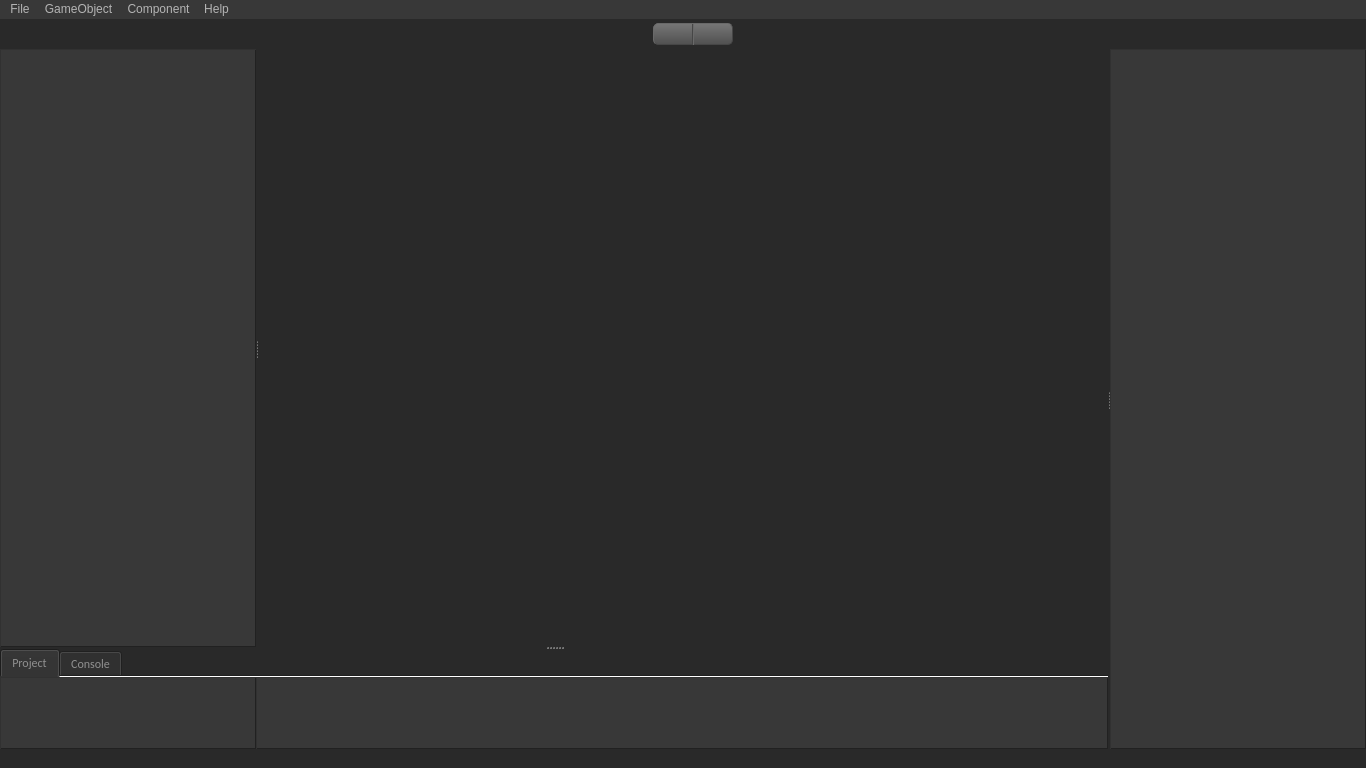
PanosK92/SpartanEngine, file Editor/editor.ui: the form before one commit.
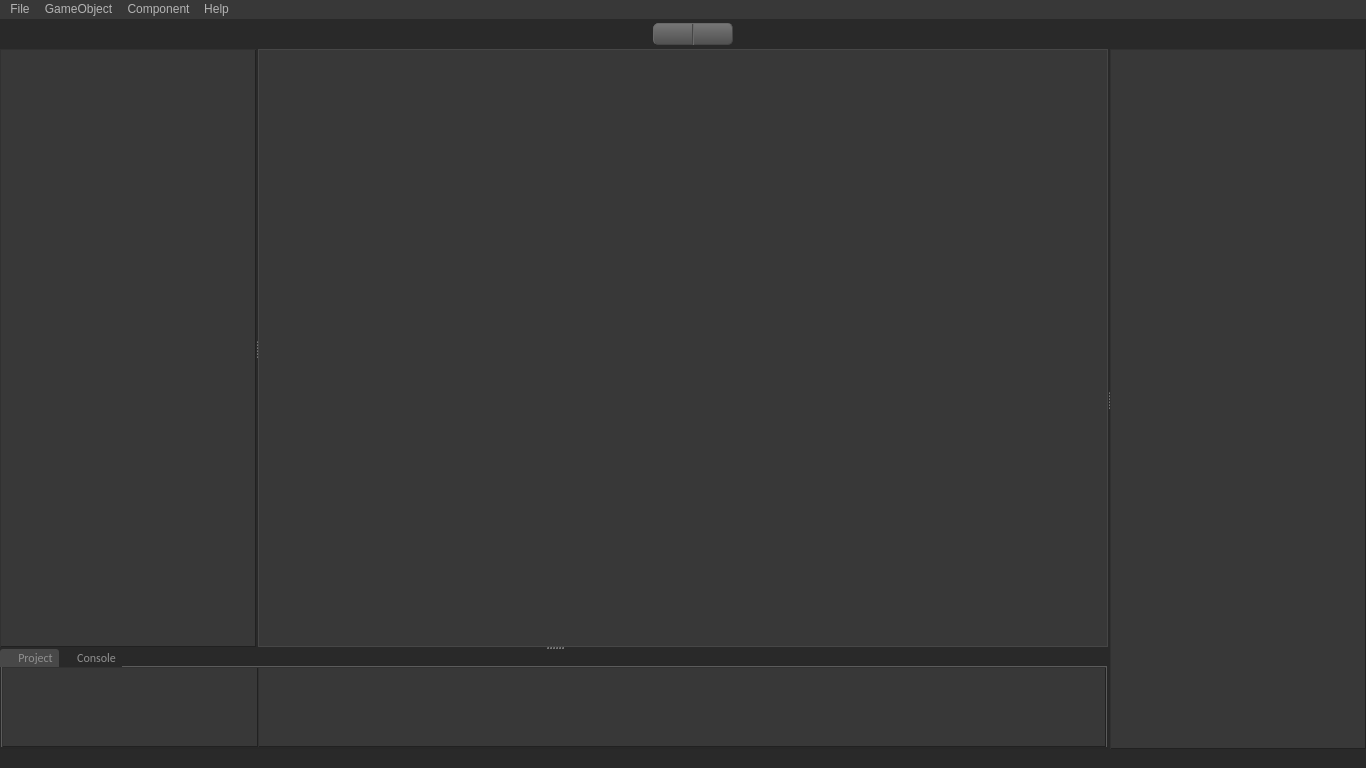
The form after the commit. The open tabs and pages were chosen to show the change. Icons and pictures are not drawn. Custom widgets are drawn as their Qt base class.

Diff of the .ui file:
```diff
--- a/Editor/editor.ui
+++ b/Editor/editor.ui
@@ -243,13 +243,130 @@
 	padding: 0px;
 }
 
-QDirectus3DWidget
+Directus3DWidget 
 {
+	background-color: #909090;
+}
+
+/*= TAB ====================================================================================*/
+QTabWidget
+{
 	background-color: #383838;
 	border-style: outset;
-	border-color: black;
 }
 
+ /* The tab widget frame */
+QTabWidget::pane
+{  
+
+}
+
+/* Project */
+QTabBar::tab:first
+{
+	background-image: url(:/Images/tabProject.png);
+}
+
+/* Console */
+QTabBar::tab:last
+{
+	background-image: url(:/Images/tabConsole.png);
+}
+
+QTabBar::tab
+{	
+	background-repeat: no-repeat;
+	background-position: left;
+
+	border-color: #464646;
+	border-style: none;
+	border-top-left-radius: 3px;
+	border-top-right-radius: 3px;
+	border-bottom-width: 0px;
+
+	min-width: 3.5em;
+	min-height: 1.3em;
+
+	padding-top: 1px;
+	padding-bottom: 1px;
+	padding-left: 18px;
+	padding-right: 6px;
+}
+
+QTabBar::tab:selected
+{
+	background-color: #484848;	
+}
+/*========================================================================================*/
+
+/*= MENU ===================================================================================*/
+QMenuBar
+{
+	color: #B4B4B4;
+	background-color: #383838;
+	padding: 0px;
+}
+
+QMenu::item
+{
+	color: #909090;
+	background-color: #383838;
+}
+
+QMenu::item:selected
+{
+	color:  #EDEDED;
+	background-color:#484848;
+}
+
+QMenuBar::item:pressed 
+{
+    color:  black;
+	background-color:#484848;
+}
+/*========================================================================================*/
+
+/*= TREES ==================================================================================*/
+QTreeWidget
+{
+	background-color: #383838;
+	border-style: solid;
+}
+
+QTreeView
+{
+	background-color: #383838;
+	border-style: outset;
+}
+/*========================================================================================*/
+
+/*= LISTS ===================================================================================*/
+QListWidget
+{
+	color: #383838;
+	background-color: #383838;
+	border-style: outset;
+}
+
+QListView
+{
+	background-color: #383838;
+	border-style: outset;
+}
+
+QListView::item 
+{
+	color: #909090;				
+    background:  #383838;
+}
+
+QListView::item:alternate 
+{
+	color: #909090;				
+    background:  #484848;
+}
+/*========================================================================================*/
+
 /*= SCROLLBAR - VERTICAL ========================================================================*/
 QScrollBar:vertical 
 {
@@ -320,126 +437,6 @@
  }
 /*========================================================================================*/
 
-/*= MENU ===================================================================================*/
-QMenuBar
-{
-	color: #B4B4B4;
-	background-color: #383838;
-	padding: 0px;
-}
-
-QMenu::item
-{
-	color: #909090;
-	background-color: #383838;
-}
-
-QMenu::item:selected
-{
-	color:  #EDEDED;
-	background-color:#484848;
-}
-
-QMenuBar::item:pressed 
-{
-    color:  black;
-	background-color:#484848;
-}
-/*========================================================================================*/
-
-/*= TREES ==================================================================================*/
-QTreeWidget
-{
-	background-color: #383838;
-	border-style: solid;
-}
-
-QTreeView
-{
-	background-color: #383838;
-	border-style: outset;
-}
-/*========================================================================================*/
-
-/*= LISTS ===================================================================================*/
-QListWidget
-{
-	color: #383838;
-	background-color: #383838;
-	border-style: outset;
-}
-
-QListView
-{
-	background-color: #383838;
-	border-style: outset;
-}
-
-QListView::item 
-{
-	color: #909090;				
-    background:  #383838;
-}
-
-QListView::item:alternate 
-{
-	color: #909090;				
-    background:  #484848;
-}
-/*========================================================================================*/
-
-/*= TAB ====================================================================================*/
-QTabWidget
-{
-	background-color: #383838;
-	border-style: outset;
-}
-
-QTabBar::tab
-{
-	background-image: url(:/Images/tabProject.png);
-	background-repeat: no-repeat;
-	background-position: left;
-
-	border-color: #464646;
-	border-style: none;
-	border-top-left-radius: 3px;
-	border-top-right-radius: 3px;
-	border-bottom-width: 0px;
-
-	min-width: 3.5em;
-	min-height: 1.3em;
-
-	padding-top: 1px;
-	padding-bottom: 1px;
-	padding-left: 18px;
-	padding-right: 6px;
-}
-
-QTabBar::tab:selected
-{
-	background-color: #484848;	
-
-	background-image: url(:/Images/tabProject.png);
-	background-repeat: no-repeat;
-	background-position: left;
-
-	border-color: #464646;
-	border-style: solid;
-	border-top-left-radius: 3px;
-	border-top-right-radius: 3px;
-	border-bottom-width: 0px;
-
-	min-width: 3.5em;
-	min-height: 1.3em;
-
-	padding-top: 1px;
-	padding-bottom: 1px;
-	padding-left: 18px;
-	padding-right: 6px;
-}
-/*========================================================================================*/
-
 /* Frame background: 212121 */
 /* Text color: 909090 */
 /* Text highlighted: EDEDED */
@@ -715,6 +712,9 @@
         </property>
         <item>
          <widget class="QSplitter" name="splitterProjectConsoleHierarchy">
+          <property name="enabled">
+           <bool>true</bool>
+          </property>
           <property name="orientation">
            <enum>Qt::Vertical</enum>
           </property>
@@ -1069,10 +1069,18 @@
                </property>
                <property name="minimumSize">
                 <size>
-                 <width>10</width>
-                 <height>10</height>
+                 <width>0</width>
+                 <height>0</height>
                 </size>
                </property>
+               <property name="styleSheet">
+                <string notr="true">color: #909090;
+background-color: #383838;
+border-color: #464646;
+border-style: solid;
+border-width: 1px;
+</string>
+               </property>
                <layout class="QHBoxLayout" name="horizontalLayout_3">
                 <property name="spacing">
                  <number>0</number>
@@ -1156,9 +1164,6 @@
               <property name="autoFillBackground">
                <bool>false</bool>
               </property>
-              <property name="tabShape">
-               <enum>QTabWidget::Rounded</enum>
-              </property>
               <property name="currentIndex">
                <number>0</number>
               </property>
@@ -1168,209 +1173,22 @@
                 <height>15</height>
                </size>
               </property>
-              <property name="elideMode">
-               <enum>Qt::ElideNone</enum>
-              </property>
               <property name="usesScrollButtons">
                <bool>true</bool>
               </property>
               <property name="documentMode">
-               <bool>true</bool>
+               <bool>false</bool>
               </property>
               <property name="tabsClosable">
                <bool>false</bool>
               </property>
               <property name="movable">
-               <bool>true</bool>
+               <bool>false</bool>
               </property>
               <property name="tabBarAutoHide">
                <bool>false</bool>
               </property>
-              <widget class="QWidget" name="tabProject">
-               <property name="sizePolicy">
-                <sizepolicy hsizetype="Preferred" vsizetype="Fixed">
-                 <horstretch>0</horstretch>
-                 <verstretch>0</verstretch>
-                </sizepolicy>
-               </property>
-               <property name="baseSize">
-                <size>
-                 <width>0</width>
-                 <height>0</height>
-                </size>
-               </property>
-               <property name="palette">
-                <palette>
-                 <active>
-                  <colorrole role="WindowText">
-                   <brush brushstyle="SolidPattern">
-                    <color alpha="255">
-                     <red>144</red>
-                     <green>144</green>
-                     <blue>144</blue>
-                    </color>
-                   </brush>
-                  </colorrole>
-                  <colorrole role="Button">
-                   <brush brushstyle="SolidPattern">
-                    <color alpha="255">
-                     <red>41</red>
-                     <green>41</green>
-                     <blue>41</blue>
-                    </color>
-                   </brush>
-                  </colorrole>
-                  <colorrole role="Text">
-                   <brush brushstyle="SolidPattern">
-                    <color alpha="255">
-                     <red>144</red>
-                     <green>144</green>
-                     <blue>144</blue>
-                    </color>
-                   </brush>
-                  </colorrole>
-                  <colorrole role="ButtonText">
-                   <brush brushstyle="SolidPattern">
-                    <color alpha="255">
-                     <red>144</red>
-                     <green>144</green>
-                     <blue>144</blue>
-                    </color>
-                   </brush>
-                  </colorrole>
-                  <colorrole role="Base">
-                   <brush brushstyle="SolidPattern">
-                    <color alpha="255">
-                     <red>41</red>
-                     <green>41</green>
-                     <blue>41</blue>
-                    </color>
-                   </brush>
-                  </colorrole>
-                  <colorrole role="Window">
-                   <brush brushstyle="SolidPattern">
-                    <color alpha="255">
-                     <red>41</red>
-                     <green>41</green>
-                     <blue>41</blue>
-                    </color>
-                   </brush>
-                  </colorrole>
-                 </active>
-                 <inactive>
-                  <colorrole role="WindowText">
-                   <brush brushstyle="SolidPattern">
-                    <color alpha="255">
-                     <red>144</red>
-                     <green>144</green>
-                     <blue>144</blue>
-                    </color>
-                   </brush>
-                  </colorrole>
-                  <colorrole role="Button">
-                   <brush brushstyle="SolidPattern">
-                    <color alpha="255">
-                     <red>41</red>
-                     <green>41</green>
-                     <blue>41</blue>
-                    </color>
-                   </brush>
-                  </colorrole>
-                  <colorrole role="Text">
-                   <brush brushstyle="SolidPattern">
-                    <color alpha="255">
-                     <red>144</red>
-                     <green>144</green>
-                     <blue>144</blue>
-                    </color>
-                   </brush>
-                  </colorrole>
-                  <colorrole role="ButtonText">
-                   <brush brushstyle="SolidPattern">
-                    <color alpha="255">
-                     <red>144</red>
-                     <green>144</green>
-                     <blue>144</blue>
-                    </color>
-                   </brush>
-                  </colorrole>
-                  <colorrole role="Base">
-                   <brush brushstyle="SolidPattern">
-                    <color alpha="255">
-                     <red>41</red>
-                     <green>41</green>
-                     <blue>41</blue>
-                    </color>
-                   </brush>
-                  </colorrole>
-                  <colorrole role="Window">
-                   <brush brushstyle="SolidPattern">
-                    <color alpha="255">
-                     <red>41</red>
-                     <green>41</green>
-                     <blue>41</blue>
-                    </color>
-                   </brush>
-                  </colorrole>
-                 </inactive>
-                 <disabled>
-                  <colorrole role="WindowText">
-                   <brush brushstyle="SolidPattern">
-                    <color alpha="255">
-                     <red>144</red>
-                     <green>144</green>
-                     <blue>144</blue>
-                    </color>
-                   </brush>
-                  </colorrole>
-                  <colorrole role="Button">
-                   <brush brushstyle="SolidPattern">
-                    <color alpha="255">
-                     <red>41</red>
-                     <green>41</green>
-                     <blue>41</blue>
-                    </color>
-                   </brush>
-                  </colorrole>
-                  <colorrole role="Text">
-                   <brush brushstyle="SolidPattern">
-                    <color alpha="255">
-                     <red>144</red>
-                     <green>144</green>
-                     <blue>144</blue>
-                    </color>
-                   </brush>
-                  </colorrole>
-                  <colorrole role="ButtonText">
-                   <brush brushstyle="SolidPattern">
-                    <color alpha="255">
-                     <red>144</red>
-                     <green>144</green>
-                     <blue>144</blue>
-                    </color>
-                   </brush>
-                  </colorrole>
-                  <colorrole role="Base">
-                   <brush brushstyle="SolidPattern">
-                    <color alpha="255">
-                     <red>41</red>
-                     <green>41</green>
-                     <blue>41</blue>
-                    </color>
-                   </brush>
-                  </colorrole>
-                  <colorrole role="Window">
-                   <brush brushstyle="SolidPattern">
-                    <color alpha="255">
-                     <red>41</red>
-                     <green>41</green>
-                     <blue>41</blue>
-                    </color>
-                   </brush>
-                  </colorrole>
-                 </disabled>
-                </palette>
-               </property>
+              <widget class="QWidget" name="tabProject" native="true">
                <attribute name="title">
                 <string>Project</string>
                </attribute>
```
Left out of the diff: 36 changed lines with no effect on the pictures.
